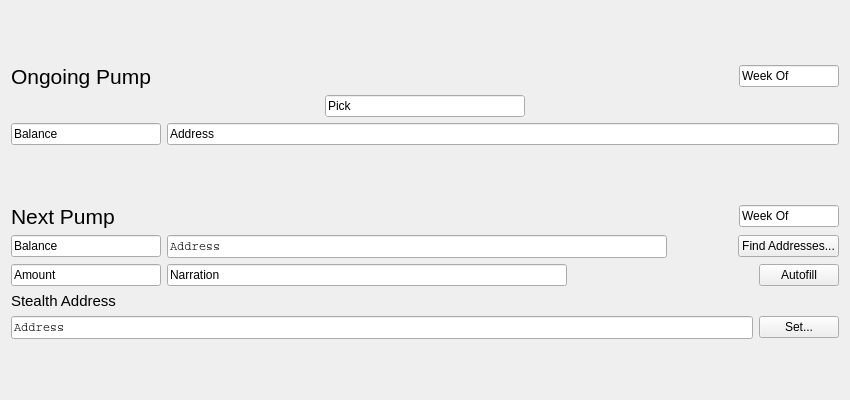
Above: src/qt/forms/pumppage.ui from Grandpa-Jones/Synergy before the change. Below: the same form after it.
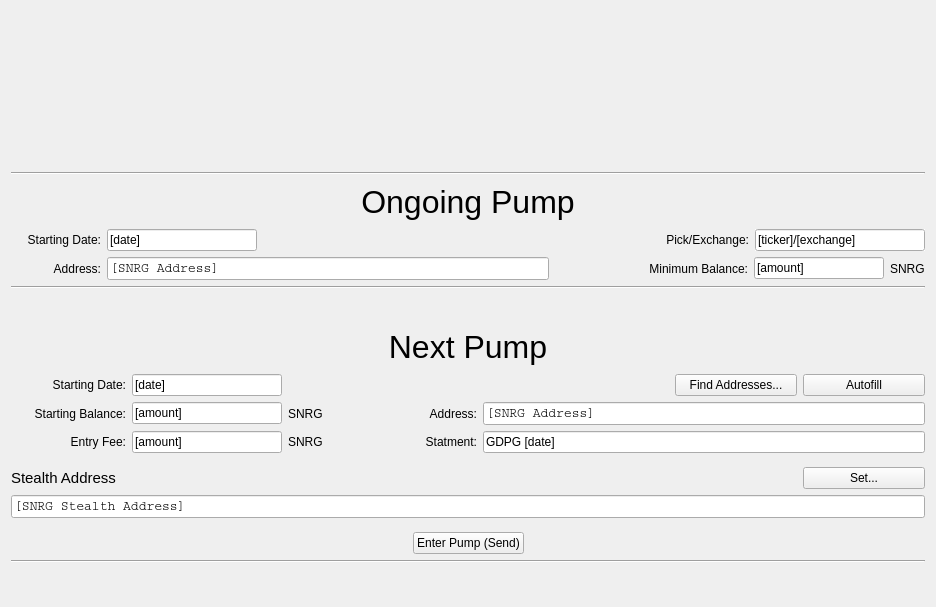
That is the form after the change.

Commit message: Formatting the Pump Page

The edit to the form file:
```diff
--- a/src/qt/forms/pumppage.ui
+++ b/src/qt/forms/pumppage.ui
@@ -6,8 +6,8 @@
    <rect>
     <x>0</x>
     <y>0</y>
-    <width>850</width>
-    <height>400</height>
+    <width>936</width>
+    <height>607</height>
    </rect>
   </property>
   <property name="windowTitle">
@@ -19,6 +19,25 @@
    </property>
    <item>
     <layout class="QVBoxLayout" name="verticalLayout_1">
+     <item>
+      <layout class="QHBoxLayout" name="horizontalLayout_17"/>
+     </item>
+     <item>
+      <widget class="QLabel" name="label_banner">
+       <property name="minimumSize">
+        <size>
+         <width>0</width>
+         <height>155</height>
+        </size>
+       </property>
+       <property name="text">
+        <string/>
+       </property>
+       <property name="alignment">
+        <set>Qt::AlignCenter</set>
+       </property>
+      </widget>
+     </item>
      <item>
       <spacer name="verticalSpacer_3">
        <property name="orientation">
@@ -32,25 +51,73 @@
        </property>
       </spacer>
      </item>
+     <item>
+      <widget class="Line" name="line_2">
+       <property name="orientation">
+        <enum>Qt::Horizontal</enum>
+       </property>
+      </widget>
+     </item>
      <item>
       <layout class="QVBoxLayout" name="verticalLayout_2">
        <item>
         <layout class="QVBoxLayout" name="verticalLayout">
          <item>
-          <layout class="QHBoxLayout" name="horizontalLayout_8"/>
-         </item>
-         <item>
-          <layout class="QHBoxLayout" name="horizLayout_1">
+          <layout class="QHBoxLayout" name="horizontalLayout_8">
            <item>
             <widget class="QLabel" name="labelOngoing">
+             <property name="minimumSize">
+              <size>
+               <width>0</width>
+               <height>42</height>
+              </size>
+             </property>
              <property name="font">
               <font>
-               <pointsize>16</pointsize>
+               <pointsize>24</pointsize>
+               <weight>50</weight>
+               <bold>false</bold>
               </font>
              </property>
              <property name="text">
               <string>Ongoing Pump</string>
              </property>
+             <property name="alignment">
+              <set>Qt::AlignCenter</set>
+             </property>
+            </widget>
+           </item>
+          </layout>
+         </item>
+         <item>
+          <layout class="QHBoxLayout" name="horizLayout_1">
+           <item>
+            <widget class="QLabel" name="label">
+             <property name="minimumSize">
+              <size>
+               <width>90</width>
+               <height>0</height>
+              </size>
+             </property>
+             <property name="text">
+              <string>Starting Date:</string>
+             </property>
+             <property name="alignment">
+              <set>Qt::AlignRight|Qt::AlignTrailing|Qt::AlignVCenter</set>
+             </property>
+            </widget>
+           </item>
+           <item>
+            <widget class="QLineEdit" name="lineEditWeekOfOngoing">
+             <property name="maximumSize">
+              <size>
+               <width>150</width>
+               <height>16777215</height>
+              </size>
+             </property>
+             <property name="text">
+              <string>[date]</string>
+             </property>
             </widget>
            </item>
            <item>
@@ -67,15 +134,37 @@
             </spacer>
            </item>
            <item>
-            <widget class="QLineEdit" name="lineEditWeekOfOngoing">
+            <widget class="QLabel" name="label_2">
+             <property name="text">
+              <string>Pick/Exchange:</string>
+             </property>
+             <property name="alignment">
+              <set>Qt::AlignRight|Qt::AlignTrailing|Qt::AlignVCenter</set>
+             </property>
+            </widget>
+           </item>
+           <item>
+            <widget class="QLineEdit" name="lineEditPickOngoing">
+             <property name="minimumSize">
+              <size>
+               <width>170</width>
+               <height>0</height>
+              </size>
+             </property>
              <property name="maximumSize">
               <size>
-               <width>100</width>
+               <width>170</width>
                <height>16777215</height>
               </size>
              </property>
+             <property name="autoFillBackground">
+              <bool>true</bool>
+             </property>
              <property name="text">
-              <string>Week Of</string>
+              <string>[ticker]/[exchange]</string>
+             </property>
+             <property name="readOnly">
+              <bool>true</bool>
              </property>
             </widget>
            </item>
@@ -83,51 +172,95 @@
          </item>
         </layout>
        </item>
-       <item>
-        <layout class="QHBoxLayout" name="horizontalLayout_13"/>
-       </item>
-       <item>
-        <layout class="QHBoxLayout" name="horizontalLayout_14">
-         <item>
-          <widget class="QLineEdit" name="lineEditPickOngoing">
-           <property name="maximumSize">
-            <size>
-             <width>200</width>
-             <height>16777215</height>
-            </size>
-           </property>
-           <property name="autoFillBackground">
-            <bool>true</bool>
-           </property>
-           <property name="text">
-            <string>Pick</string>
-           </property>
-           <property name="readOnly">
-            <bool>true</bool>
-           </property>
-          </widget>
-         </item>
-        </layout>
-       </item>
        <item>
         <layout class="QHBoxLayout" name="horizLayout_2">
          <item>
-          <widget class="QLineEdit" name="lineEditBalanceOngoing">
-           <property name="maximumSize">
+          <widget class="QLabel" name="label_4">
+           <property name="minimumSize">
             <size>
-             <width>150</width>
-             <height>16777215</height>
+             <width>90</width>
+             <height>0</height>
             </size>
            </property>
            <property name="text">
-            <string>Balance</string>
+            <string>Address:</string>
+           </property>
+           <property name="alignment">
+            <set>Qt::AlignRight|Qt::AlignTrailing|Qt::AlignVCenter</set>
            </property>
           </widget>
          </item>
          <item>
           <widget class="QLineEdit" name="lineEditAddressOngoing">
+           <property name="minimumSize">
+            <size>
+             <width>442</width>
+             <height>0</height>
+            </size>
+           </property>
+           <property name="maximumSize">
+            <size>
+             <width>442</width>
+             <height>16777215</height>
+            </size>
+           </property>
+           <property name="font">
+            <font>
+             <family>Courier</family>
+             <pointsize>10</pointsize>
+            </font>
+           </property>
            <property name="text">
-            <string>Address</string>
+            <string>[SNRG Address]</string>
+           </property>
+          </widget>
+         </item>
+         <item>
+          <spacer name="horizontalSpacer_5">
+           <property name="orientation">
+            <enum>Qt::Horizontal</enum>
+           </property>
+           <property name="sizeHint" stdset="0">
+            <size>
+             <width>40</width>
+             <height>20</height>
+            </size>
+           </property>
+          </spacer>
+         </item>
+         <item>
+          <widget class="QLabel" name="label_3">
+           <property name="text">
+            <string>Minimum Balance:</string>
+           </property>
+           <property name="alignment">
+            <set>Qt::AlignRight|Qt::AlignTrailing|Qt::AlignVCenter</set>
+           </property>
+          </widget>
+         </item>
+         <item>
+          <widget class="QLineEdit" name="lineEditBalanceOngoing">
+           <property name="minimumSize">
+            <size>
+             <width>130</width>
+             <height>0</height>
+            </size>
+           </property>
+           <property name="maximumSize">
+            <size>
+             <width>130</width>
+             <height>16777215</height>
+            </size>
+           </property>
+           <property name="text">
+            <string>[amount]</string>
+           </property>
+          </widget>
+         </item>
+         <item>
+          <widget class="QLabel" name="label_12">
+           <property name="text">
+            <string>SNRG</string>
            </property>
           </widget>
          </item>
@@ -148,45 +281,140 @@
        </property>
       </spacer>
      </item>
+     <item>
+      <widget class="Line" name="line">
+       <property name="orientation">
+        <enum>Qt::Horizontal</enum>
+       </property>
+      </widget>
+     </item>
+     <item>
+      <spacer name="verticalSpacer_7">
+       <property name="orientation">
+        <enum>Qt::Vertical</enum>
+       </property>
+       <property name="sizeHint" stdset="0">
+        <size>
+         <width>20</width>
+         <height>75</height>
+        </size>
+       </property>
+      </spacer>
+     </item>
      <item>
       <layout class="QVBoxLayout" name="verticalLayout_3">
        <item>
-        <layout class="QHBoxLayout" name="horizontalLayout_4">
+        <layout class="QHBoxLayout" name="horizontalLayout_16">
          <item>
           <widget class="QLabel" name="labelNext">
+           <property name="minimumSize">
+            <size>
+             <width>0</width>
+             <height>42</height>
+            </size>
+           </property>
            <property name="font">
             <font>
-             <pointsize>16</pointsize>
+             <pointsize>24</pointsize>
+             <weight>50</weight>
+             <bold>false</bold>
             </font>
            </property>
            <property name="text">
             <string>Next Pump</string>
            </property>
+           <property name="alignment">
+            <set>Qt::AlignCenter</set>
+           </property>
           </widget>
          </item>
+        </layout>
+       </item>
+       <item>
+        <layout class="QHBoxLayout" name="horizontalLayout_4">
          <item>
-          <spacer name="horizontalSpacer_2">
-           <property name="orientation">
-            <enum>Qt::Horizontal</enum>
-           </property>
-           <property name="sizeHint" stdset="0">
+          <widget class="QLabel" name="label_5">
+           <property name="minimumSize">
             <size>
-             <width>40</width>
-             <height>20</height>
+             <width>115</width>
+             <height>0</height>
             </size>
            </property>
-          </spacer>
+           <property name="text">
+            <string>Starting Date:</string>
+           </property>
+           <property name="alignment">
+            <set>Qt::AlignRight|Qt::AlignTrailing|Qt::AlignVCenter</set>
+           </property>
+          </widget>
          </item>
          <item>
           <widget class="QLineEdit" name="lineEditWeekOfNext">
+           <property name="minimumSize">
+            <size>
+             <width>150</width>
+             <height>0</height>
+            </size>
+           </property>
            <property name="maximumSize">
             <size>
-             <width>100</width>
+             <width>150</width>
              <height>16777215</height>
             </size>
            </property>
            <property name="text">
-            <string>Week Of</string>
+            <string>[date]</string>
+           </property>
+          </widget>
+         </item>
+         <item>
+          <spacer name="horizontalSpacer_2">
+           <property name="orientation">
+            <enum>Qt::Horizontal</enum>
+           </property>
+           <property name="sizeHint" stdset="0">
+            <size>
+             <width>40</width>
+             <height>20</height>
+            </size>
+           </property>
+          </spacer>
+         </item>
+         <item>
+          <widget class="QPushButton" name="pushButton">
+           <property name="minimumSize">
+            <size>
+             <width>122</width>
+             <height>0</height>
+            </size>
+           </property>
+           <property name="maximumSize">
+            <size>
+             <width>118</width>
+             <height>16777215</height>
+            </size>
+           </property>
+           <property name="text">
+            <string>Find Addresses...</string>
+           </property>
+          </widget>
+         </item>
+         <item>
+          <widget class="QPushButton" name="btnAutofill">
+           <property name="minimumSize">
+            <size>
+             <width>122</width>
+             <height>0</height>
+            </size>
+           </property>
+           <property name="maximumSize">
+            <size>
+             <width>118</width>
+             <height>16777215</height>
+            </size>
+           </property>
+           <property name="text">
+            <string>Autofill</string>
            </property>
           </widget>
          </item>
@@ -194,6 +422,31 @@
        </item>
        <item>
         <layout class="QHBoxLayout" name="horizontalLayout_2">
+         <item>
+          <widget class="QLabel" name="label_6">
+           <property name="minimumSize">
+            <size>
+             <width>115</width>
+             <height>0</height>
+            </size>
+           </property>
+           <property name="maximumSize">
+            <size>
+             <width>115</width>
+             <height>16777215</height>
+            </size>
+           </property>
+           <property name="layoutDirection">
+            <enum>Qt::LeftToRight</enum>
+           </property>
+           <property name="text">
+            <string>Starting Balance:</string>
+           </property>
+           <property name="alignment">
+            <set>Qt::AlignRight|Qt::AlignTrailing|Qt::AlignVCenter</set>
+           </property>
+          </widget>
+         </item>
          <item>
           <widget class="QLineEdit" name="lineEditBalanceNext">
            <property name="minimumSize">
@@ -209,7 +462,43 @@
             </size>
            </property>
            <property name="text">
-            <string>Balance</string>
+            <string>[amount]</string>
+           </property>
+          </widget>
+         </item>
+         <item>
+          <widget class="QLabel" name="label_11">
+           <property name="text">
+            <string>SNRG</string>
+           </property>
+          </widget>
+         </item>
+         <item>
+          <spacer name="horizontalSpacer_8">
+           <property name="orientation">
+            <enum>Qt::Horizontal</enum>
+           </property>
+           <property name="sizeHint" stdset="0">
+            <size>
+             <width>40</width>
+             <height>20</height>
+            </size>
+           </property>
+          </spacer>
+         </item>
+         <item>
+          <widget class="QLabel" name="label_7">
+           <property name="minimumSize">
+            <size>
+             <width>70</width>
+             <height>0</height>
+            </size>
+           </property>
+           <property name="text">
+            <string>Address:</string>
+           </property>
+           <property name="alignment">
+            <set>Qt::AlignRight|Qt::AlignTrailing|Qt::AlignVCenter</set>
            </property>
           </widget>
          </item>
@@ -217,49 +506,24 @@
           <widget class="QLineEdit" name="lineEditAddressNext">
            <property name="minimumSize">
             <size>
-             <width>500</width>
+             <width>442</width>
              <height>0</height>
             </size>
            </property>
            <property name="maximumSize">
             <size>
-             <width>500</width>
+             <width>320</width>
              <height>16777215</height>
             </size>
            </property>
            <property name="font">
             <font>
              <family>Courier</family>
+             <pointsize>10</pointsize>
             </font>
            </property>
            <property name="text">
-            <string>Address</string>
-           </property>
-          </widget>
-         </item>
-         <item>
-          <spacer name="horizontalSpacer_4">
-           <property name="orientation">
-            <enum>Qt::Horizontal</enum>
-           </property>
-           <property name="sizeHint" stdset="0">
-            <size>
-             <width>40</width>
-             <height>20</height>
-            </size>
-           </property>
-          </spacer>
-         </item>
-         <item>
-          <widget class="QPushButton" name="pushButton">
-           <property name="maximumSize">
-            <size>
-             <width>118</width>
-             <height>16777215</height>
-            </size>
-           </property>
-           <property name="text">
-            <string>Find Addresses...</string>
+            <string>[SNRG Address]</string>
            </property>
           </widget>
          </item>
@@ -267,6 +531,22 @@
        </item>
        <item>
         <layout class="QHBoxLayout" name="horizontalLayout_3">
+         <item>
+          <widget class="QLabel" name="label_8">
+           <property name="minimumSize">
+            <size>
+             <width>115</width>
+             <height>0</height>
+            </size>
+           </property>
+           <property name="text">
+            <string>Entry Fee:</string>
+           </property>
+           <property name="alignment">
+            <set>Qt::AlignRight|Qt::AlignTrailing|Qt::AlignVCenter</set>
+           </property>
+          </widget>
+         </item>
          <item>
           <widget class="QLineEdit" name="lineEditAmount">
            <property name="minimumSize">
@@ -282,7 +562,43 @@
             </size>
            </property>
            <property name="text">
-            <string>Amount</string>
+            <string>[amount]</string>
+           </property>
+          </widget>
+         </item>
+         <item>
+          <widget class="QLabel" name="label_10">
+           <property name="text">
+            <string>SNRG</string>
+           </property>
+          </widget>
+         </item>
+         <item>
+          <spacer name="horizontalSpacer_9">
+           <property name="orientation">
+            <enum>Qt::Horizontal</enum>
+           </property>
+           <property name="sizeHint" stdset="0">
+            <size>
+             <width>40</width>
+             <height>20</height>
+            </size>
+           </property>
+          </spacer>
+         </item>
+         <item>
+          <widget class="QLabel" name="label_9">
+           <property name="minimumSize">
+            <size>
+             <width>70</width>
+             <height>0</height>
+            </size>
+           </property>
+           <property name="text">
+            <string>Statment:</string>
+           </property>
+           <property name="alignment">
+            <set>Qt::AlignRight|Qt::AlignTrailing|Qt::AlignVCenter</set>
            </property>
           </widget>
          </item>
@@ -290,32 +606,18 @@
           <widget class="QLineEdit" name="lineEditNarration">
            <property name="minimumSize">
             <size>
-             <width>400</width>
+             <width>442</width>
              <height>0</height>
             </size>
            </property>
-           <property name="text">
-            <string>Narration</string>
-           </property>
-          </widget>
-         </item>
-         <item>
-          <spacer name="horizontalSpacer">
-           <property name="orientation">
-            <enum>Qt::Horizontal</enum>
-           </property>
-           <property name="sizeHint" stdset="0">
+           <property name="maximumSize">
             <size>
-             <width>40</width>
-             <height>20</height>
+             <width>445</width>
+             <height>16777215</height>
             </size>
            </property>
-          </spacer>
-         </item>
-         <item>
-          <widget class="QPushButton" name="btnAutofill">
            <property name="text">
-            <string>Autofill</string>
+            <string>GDPG [date]</string>
            </property>
           </widget>
          </item>
@@ -325,6 +627,19 @@
      </item>
      <item>
       <layout class="QVBoxLayout" name="verticalLayout_4">
+       <item>
+        <spacer name="verticalSpacer_4">
+         <property name="orientation">
+          <enum>Qt::Vertical</enum>
+         </property>
+         <property name="sizeHint" stdset="0">
+          <size>
+           <width>20</width>
+           <height>30</height>
+          </size>
+         </property>
+        </spacer>
+       </item>
        <item>
         <layout class="QHBoxLayout" name="horizontalLayout_11">
          <item>
@@ -339,24 +654,33 @@
            </property>
           </widget>
          </item>
-        </layout>
-       </item>
-       <item>
-        <layout class="QHBoxLayout" name="horizontalLayout">
          <item>
-          <widget class="QLineEdit" name="lineEditStealthAddress">
-           <property name="font">
-            <font>
-             <family>Courier</family>
-            </font>
+          <spacer name="horizontalSpacer">
+           <property name="orientation">
+            <enum>Qt::Horizontal</enum>
            </property>
-           <property name="text">
-            <string>Address</string>
+           <property name="sizeHint" stdset="0">
+            <size>
+             <width>40</width>
+             <height>20</height>
+            </size>
            </property>
-          </widget>
+          </spacer>
          </item>
          <item>
           <widget class="QPushButton" name="btnSetStealthAddress">
+           <property name="minimumSize">
+            <size>
+             <width>122</width>
+             <height>0</height>
+            </size>
+           </property>
+           <property name="maximumSize">
+            <size>
+             <width>118</width>
+             <height>16777215</height>
+            </size>
+           </property>
            <property name="text">
             <string>Set...</string>
            </property>
@@ -364,8 +688,107 @@
          </item>
         </layout>
        </item>
+       <item>
+        <layout class="QHBoxLayout" name="horizontalLayout">
+         <item>
+          <widget class="QLineEdit" name="lineEditStealthAddress">
+           <property name="minimumSize">
+            <size>
+             <width>0</width>
+             <height>0</height>
+            </size>
+           </property>
+           <property name="maximumSize">
+            <size>
+             <width>16777215</width>
+             <height>16777215</height>
+            </size>
+           </property>
+           <property name="font">
+            <font>
+             <family>Courier</family>
+             <pointsize>10</pointsize>
+            </font>
+           </property>
+           <property name="text">
+            <string>[SNRG Stealth Address]</string>
+           </property>
+          </widget>
+         </item>
+        </layout>
+       </item>
+       <item>
+        <spacer name="verticalSpacer_6">
+         <property name="orientation">
+          <enum>Qt::Vertical</enum>
+         </property>
+         <property name="sizeHint" stdset="0">
+          <size>
+           <width>20</width>
+           <height>30</height>
+          </size>
+         </property>
+        </spacer>
+       </item>
+       <item>
+        <layout class="QHBoxLayout" name="horizontalLayout_6">
+         <item>
+          <spacer name="horizontalSpacer_4">
+           <property name="orientation">
+            <enum>Qt::Horizontal</enum>
+           </property>
+           <property name="sizeHint" stdset="0">
+            <size>
+             <width>40</width>
+             <height>20</height>
+            </size>
+           </property>
+          </spacer>
+         </item>
+         <item>
+          <widget class="QPushButton" name="pushButton_2">
+           <property name="text">
+            <string>Enter Pump (Send)</string>
+           </property>
+          </widget>
+         </item>
+         <item>
+          <spacer name="horizontalSpacer_6">
+           <property name="orientation">
+            <enum>Qt::Horizontal</enum>
+           </property>
+           <property name="sizeHint" stdset="0">
+            <size>
+             <width>40</width>
+             <height>20</height>
+            </size>
+           </property>
+          </spacer>
+         </item>
+        </layout>
+       </item>
       </layout>
      </item>
+     <item>
+      <spacer name="verticalSpacer_5">
+       <property name="orientation">
+        <enum>Qt::Vertical</enum>
+       </property>
+       <property name="sizeHint" stdset="0">
+        <size>
+         <width>20</width>
+         <height>40</height>
+        </size>
+       </property>
+      </spacer>
+     </item>
+     <item>
+      <widget class="Line" name="line_3">
+       <property name="orientation">
+        <enum>Qt::Horizontal</enum>
+       </property>
+      </widget>
+     </item>
      <item>
       <spacer name="verticalSpacer_2">
        <property name="orientation">
@@ -374,7 +797,7 @@
        <property name="sizeHint" stdset="0">
         <size>
          <width>20</width>
-         <height>40</height>
+         <height>80</height>
         </size>
        </property>
       </spacer>
```
The commit also changes 5 other files.
